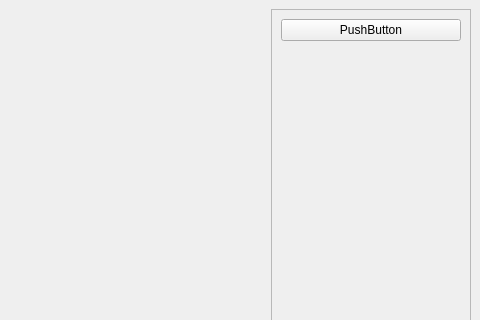
Old version of the form mainwindow.ui in the repository tnmtvv/adas_spbu; both pictures show x 800 to 1280 and y 0 to 320 of the 1280 by 720 pixel window.
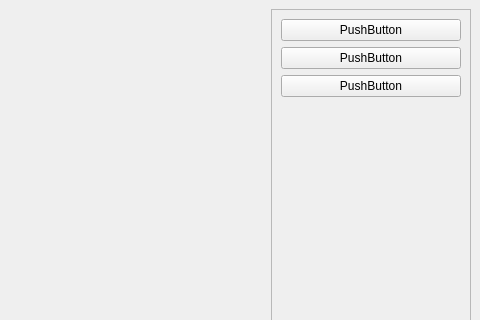
New version of the form.

```diff
--- a/mainwindow.ui
+++ b/mainwindow.ui
@@ -50,14 +50,7 @@
        <enum>QFrame::Raised</enum>
       </property>
       <layout class="QGridLayout" name="gridLayout_2">
-       <item row="0" column="0">
-        <widget class="QPushButton" name="pushButton">
-         <property name="text">
-          <string>PushButton</string>
-         </property>
-        </widget>
-       </item>
-       <item row="1" column="0">
+       <item row="3" column="0">
         <spacer name="verticalSpacer">
          <property name="orientation">
           <enum>Qt::Vertical</enum>
@@ -70,6 +63,27 @@
          </property>
         </spacer>
        </item>
+       <item row="0" column="0">
+        <widget class="QPushButton" name="pushButton">
+         <property name="text">
+          <string>PushButton</string>
+         </property>
+        </widget>
+       </item>
+       <item row="1" column="0">
+        <widget class="QPushButton" name="pushButton_2">
+         <property name="text">
+          <string>PushButton</string>
+         </property>
+        </widget>
+       </item>
+       <item row="2" column="0">
+        <widget class="QPushButton" name="pushButton_3">
+         <property name="text">
+          <string>PushButton</string>
+         </property>
+        </widget>
+       </item>
       </layout>
      </widget>
     </item>
```
